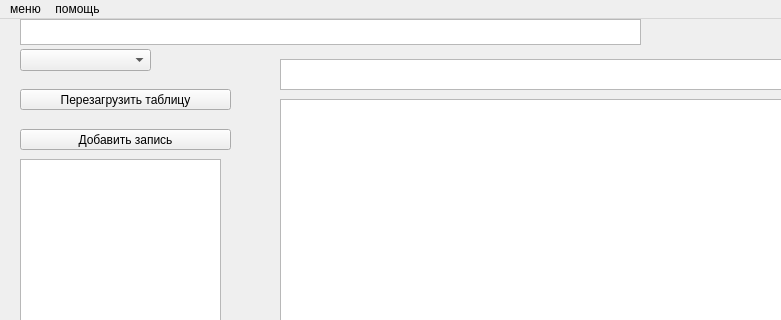
Before: the Qt Designer form 004_CHMV/QTLearning/CourseWork02Improved/mainwindow.ui in leaptop/repos2, drawn with Qt 5; both pictures show x 0 to 781 and y 0 to 320 of the 928 by 624 pixel window.
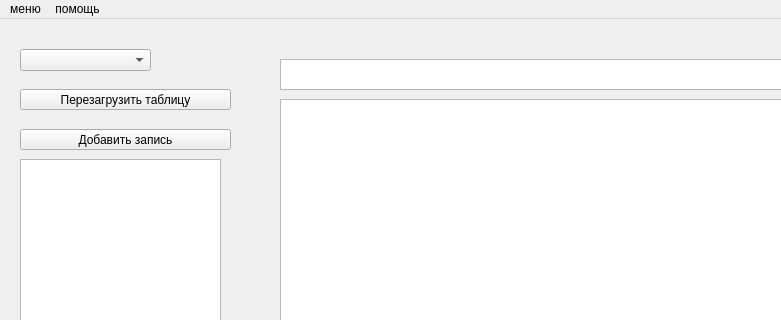
After: the same form once the commit is applied. Icons and pictures are not drawn.

Commit message: Implemented highlighting of the tableView_2 even after reloading of the table

```diff
--- a/004_CHMV/QTLearning/CourseWork02Improved/mainwindow.ui
+++ b/004_CHMV/QTLearning/CourseWork02Improved/mainwindow.ui
@@ -71,31 +71,6 @@
      <number>30</number>
     </attribute>
    </widget>
-   <widget class="QTableView" name="tableView_3">
-    <property name="geometry">
-     <rect>
-      <x>20</x>
-      <y>0</y>
-      <width>621</width>
-      <height>26</height>
-     </rect>
-    </property>
-    <property name="toolTip">
-     <string>&lt;html&gt;&lt;head/&gt;&lt;body&gt;&lt;p&gt;здесь можно отредактировать заголовок записи двойным кликом&lt;/p&gt;&lt;/body&gt;&lt;/html&gt;</string>
-    </property>
-    <property name="toolTipDuration">
-     <number>5</number>
-    </property>
-    <property name="whatsThis">
-     <string>&lt;html&gt;&lt;head/&gt;&lt;body&gt;&lt;p&gt;Здесь можно отредактировать заголовок записи двойным кликом&lt;/p&gt;&lt;/body&gt;&lt;/html&gt;</string>
-    </property>
-    <attribute name="horizontalHeaderVisible">
-     <bool>false</bool>
-    </attribute>
-    <attribute name="verticalHeaderVisible">
-     <bool>false</bool>
-    </attribute>
-   </widget>
    <widget class="QPushButton" name="pushButton_2">
     <property name="geometry">
      <rect>
```
Left out of the diff: 2 changed lines with no effect on the pictures. The commit also changes 10 other files.
